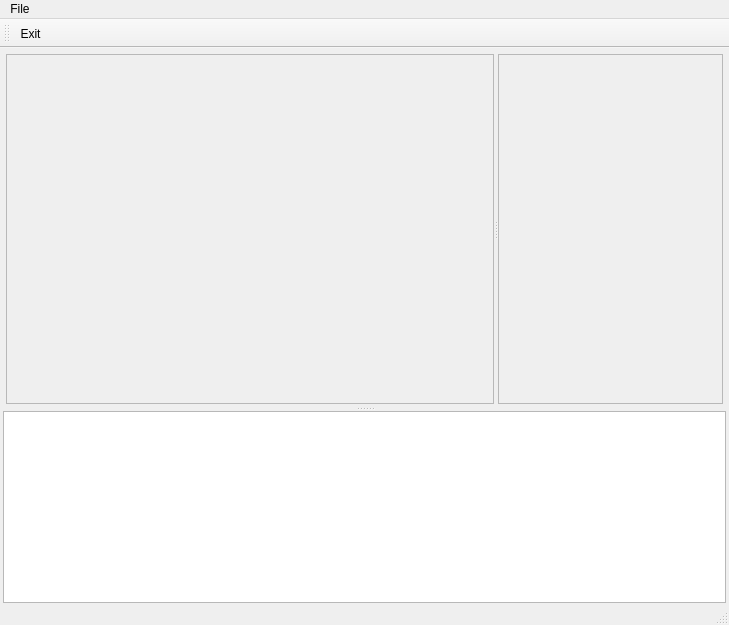
Old version of the form mainwindow.ui in the repository privet56/qDesktopSearch.
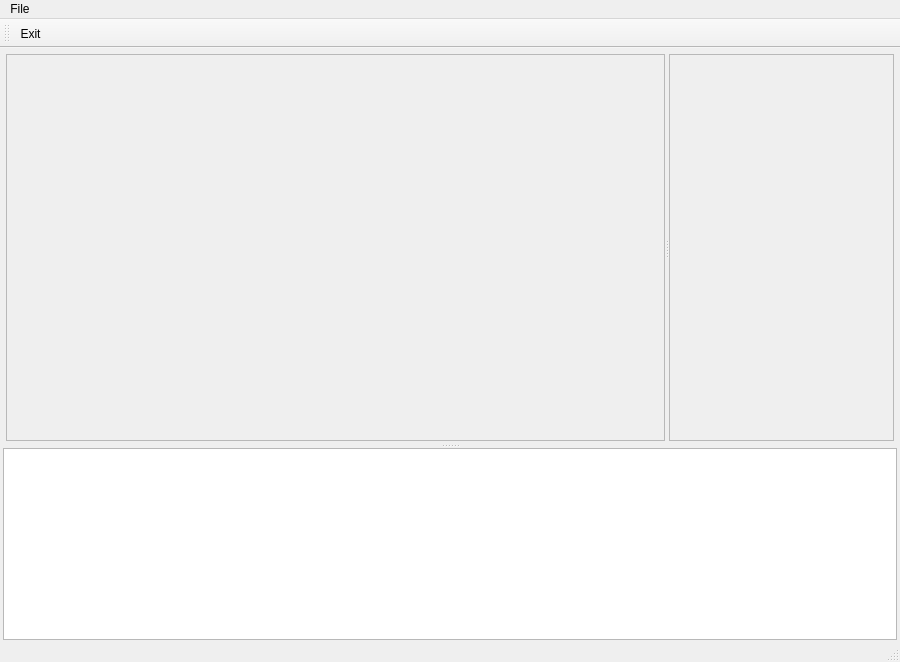
New version of the form. Icons and pictures are not drawn. Custom widgets are drawn as their Qt base class.

Diff of the .ui file:
```diff
--- a/mainwindow.ui
+++ b/mainwindow.ui
@@ -6,8 +6,8 @@
    <rect>
     <x>0</x>
     <y>0</y>
-    <width>729</width>
-    <height>625</height>
+    <width>900</width>
+    <height>662</height>
    </rect>
   </property>
   <property name="sizePolicy">
@@ -111,8 +111,8 @@
              <rect>
               <x>0</x>
               <y>0</y>
-              <width>484</width>
-              <height>346</height>
+              <width>655</width>
+              <height>383</height>
              </rect>
             </property>
            </widget>
@@ -139,7 +139,7 @@
               <x>0</x>
               <y>0</y>
               <width>221</width>
-              <height>346</height>
+              <height>383</height>
              </rect>
             </property>
            </widget>
@@ -158,7 +158,7 @@
     <rect>
      <x>0</x>
      <y>0</y>
-     <width>729</width>
+     <width>900</width>
      <height>18</height>
     </rect>
    </property>
```
